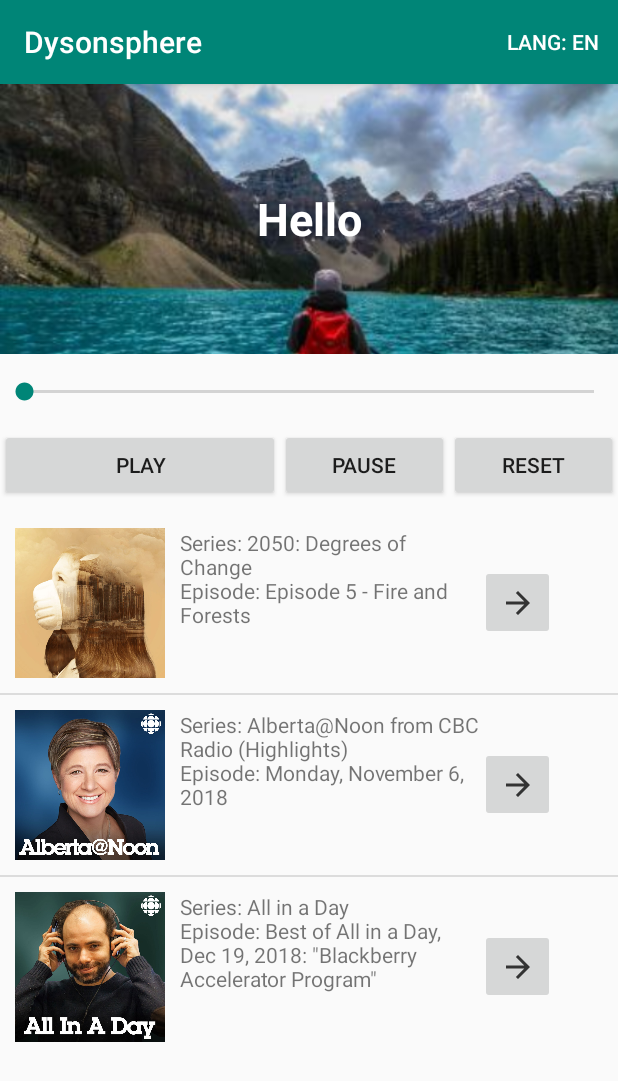
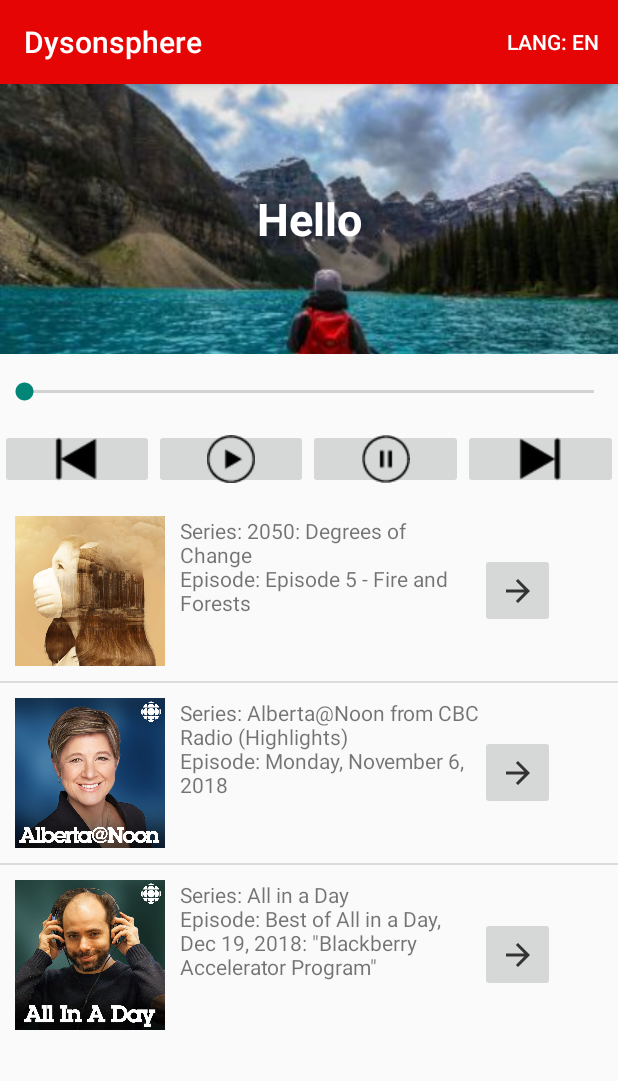
Before and after one commit to jajsmith/cbc-dysonsphere, an Android app: the screen it shows after launch (MainActivity), on a phone screen of 412 x 824 dp. Shown: the top 1081 px of the screen. Run offline under Robolectric (Android 15) with nearby library versions, the phone set to English and light mode, and no system bars.

Commit message:
Button fixes

```diff
--- a/android/app/src/main/java/com/example/dysonsphere/MainActivity.java
+++ b/android/app/src/main/java/com/example/dysonsphere/MainActivity.java
@@ -10,6 +10,7 @@ import android.view.Menu;
 import android.view.MenuItem;
 import android.view.View;
 import android.widget.Button;
+import android.widget.ImageButton;
 import android.widget.SeekBar;
 import android.widget.TextView;
 
@@ -78,10 +79,11 @@ public class MainActivity extends AppCompatActivity {
     }
 
     private void initializeUI() {
-        Button mPlayButton = (Button) findViewById(R.id.button_play);
-        Button mPauseButton = (Button) findViewById(R.id.button_pause);
-        Button mResetButton = (Button) findViewById(R.id.button_reset);
         mSeekbarAudio = (SeekBar) findViewById(R.id.seekbar_audio);
+        ImageButton mPlayButton = (ImageButton) findViewById(R.id.button_play);
+        ImageButton mPauseButton = (ImageButton) findViewById(R.id.button_pause);
+        ImageButton mResetButton = (ImageButton) findViewById(R.id.button_back);
+        ImageButton mForwardButton = (ImageButton) findViewById(R.id.button_next);
 
         mPauseButton.setOnClickListener(
                 new View.OnClickListener() {
--- a/android/app/src/main/res/layout/list_item.xml
+++ b/android/app/src/main/res/layout/list_item.xml
@@ -3,7 +3,9 @@
     android:orientation="horizontal"
     android:layout_width="match_parent"
     android:layout_height="wrap_content"
-    android:padding="10dp">
+    android:paddingLeft="10dp"
+    android:paddingTop="10dp"
+    android:paddingBottom="10dp">
 
     <ImageView
         android:layout_width="100dp"
--- a/android/app/src/main/res/layout/main_layout.xml
+++ b/android/app/src/main/res/layout/main_layout.xml
@@ -10,7 +10,7 @@
         android:id="@+id/appbar_toolbar"
         android:layout_width="match_parent"
         android:layout_height="?attr/actionBarSize"
-        android:background="?attr/colorAccent"
+        android:background="#e60505"
         android:elevation="4dp"
         android:theme="@style/ThemeOverlay.AppCompat.Dark.ActionBar"
         app:titleTextColor="@android:color/white"/>
@@ -54,31 +54,38 @@
 
     <LinearLayout
         android:layout_width="match_parent"
-        android:layout_height="wrap_content"
+        android:layout_height="40dp"
         android:layout_marginBottom="8dp"
-        android:gravity="center_horizontal"
+        android:gravity="center"
         android:orientation="horizontal">
 
-        <Button
+        <ImageButton
+            android:id="@+id/button_back"
+            android:layout_width="wrap_content"
+            android:layout_height="wrap_content"
+            android:layout_weight="1"
+            android:src="@drawable/back"/>
+
+        <ImageButton
             android:id="@+id/button_play"
             android:layout_width="wrap_content"
             android:layout_height="wrap_content"
-            android:layout_weight="4"
-            android:text="@string/play"/>
+            android:layout_weight="1"
+            android:src="@drawable/play32"/>
 
-        <Button
+        <ImageButton
             android:id="@+id/button_pause"
             android:layout_width="wrap_content"
             android:layout_height="wrap_content"
             android:layout_weight="1"
-            android:text="@string/pause"/>
+            android:src="@drawable/pause32"/>
 
-        <Button
-            android:id="@+id/button_reset"
+        <ImageButton
+            android:id="@+id/button_next"
             android:layout_width="wrap_content"
             android:layout_height="wrap_content"
             android:layout_weight="1"
-            android:text="@string/reset"/>
+            android:src="@drawable/forward"/>
     </LinearLayout>
 
     <FrameLayout android:id="@+id/body"
```
Also changed, not shown: android/app/src/main/res/drawable-hdpi/play.png (added), android/app/src/main/res/drawable-mdpi/play.png (added), android/app/src/main/res/drawable-xhdpi/play.png (added), android/app/src/main/res/drawable-xxhdpi/play.png (added), android/app/src/main/res/drawable-xxxhdpi/play.png (added), android/app/src/main/res/drawable/back.png (added), android/app/src/main/res/drawable/forward.png (added), android/app/src/main/res/drawable/pause32.png (added), android/app/src/main/res/drawable/play32.png (added).
